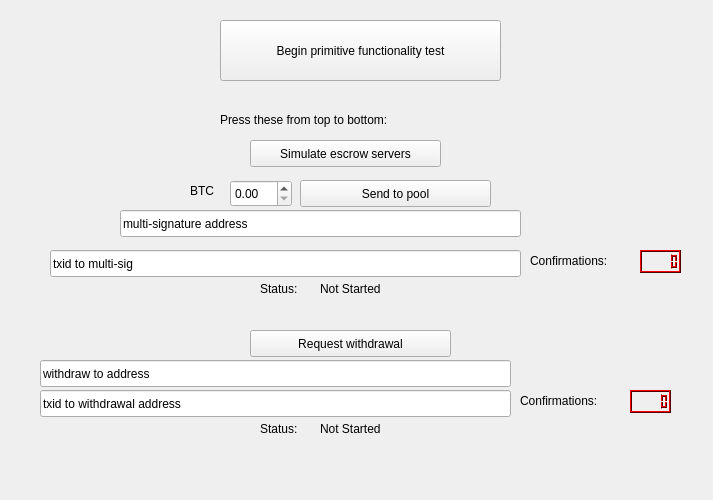
Old version of the form src/moneychanger/Widgets/btcguitest.ui in the repository tuttleorbuttle/Moneychanger.
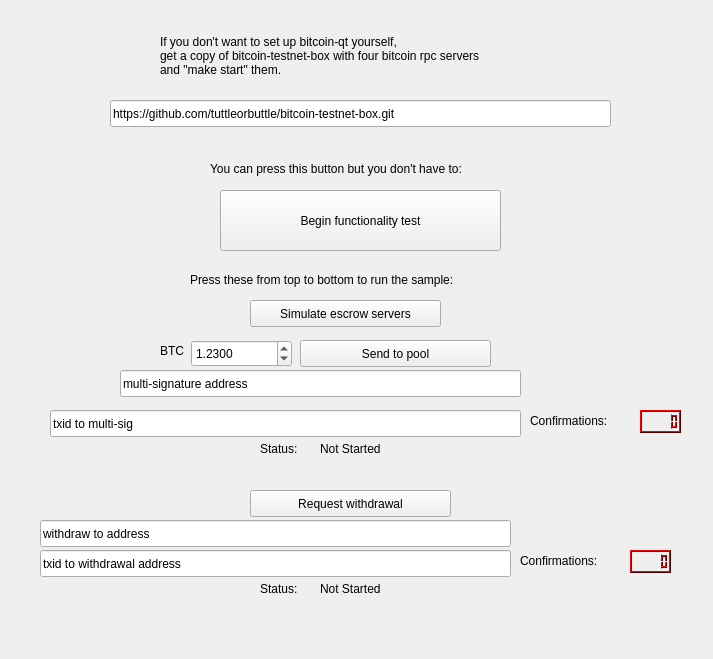
New version of the form.

Commit message: added more info to the gui about how to set up the test environment

Diff of the .ui file:
```diff
--- a/src/moneychanger/Widgets/btcguitest.ui
+++ b/src/moneychanger/Widgets/btcguitest.ui
@@ -7,7 +7,7 @@
     <x>0</x>
     <y>0</y>
     <width>713</width>
-    <height>500</height>
+    <height>659</height>
    </rect>
   </property>
   <property name="windowTitle">
@@ -17,20 +17,20 @@
    <property name="geometry">
     <rect>
      <x>220</x>
-     <y>20</y>
+     <y>190</y>
      <width>281</width>
      <height>61</height>
     </rect>
    </property>
    <property name="text">
-    <string>Begin primitive functionality test</string>
+    <string>Begin functionality test</string>
    </property>
   </widget>
   <widget class="QPushButton" name="simulateEscrSrvrsButton">
    <property name="geometry">
     <rect>
      <x>250</x>
-     <y>140</y>
+     <y>300</y>
      <width>191</width>
      <height>27</height>
     </rect>
@@ -43,7 +43,7 @@
    <property name="geometry">
     <rect>
      <x>300</x>
-     <y>180</y>
+     <y>340</y>
      <width>191</width>
      <height>27</height>
     </rect>
@@ -56,7 +56,7 @@
    <property name="geometry">
     <rect>
      <x>50</x>
-     <y>250</y>
+     <y>410</y>
      <width>471</width>
      <height>27</height>
     </rect>
@@ -69,7 +69,7 @@
    <property name="geometry">
     <rect>
      <x>120</x>
-     <y>210</y>
+     <y>370</y>
      <width>401</width>
      <height>27</height>
     </rect>
@@ -82,7 +82,7 @@
    <property name="geometry">
     <rect>
      <x>530</x>
-     <y>250</y>
+     <y>410</y>
      <width>101</width>
      <height>21</height>
     </rect>
@@ -95,7 +95,7 @@
    <property name="geometry">
     <rect>
      <x>640</x>
-     <y>250</y>
+     <y>410</y>
      <width>41</width>
      <height>23</height>
     </rect>
@@ -526,7 +526,7 @@
    <property name="geometry">
     <rect>
      <x>40</x>
-     <y>360</y>
+     <y>520</y>
      <width>471</width>
      <height>27</height>
     </rect>
@@ -539,7 +539,7 @@
    <property name="geometry">
     <rect>
      <x>250</x>
-     <y>330</y>
+     <y>490</y>
      <width>201</width>
      <height>27</height>
     </rect>
@@ -552,7 +552,7 @@
    <property name="geometry">
     <rect>
      <x>40</x>
-     <y>390</y>
+     <y>550</y>
      <width>471</width>
      <height>27</height>
     </rect>
@@ -565,7 +565,7 @@
    <property name="geometry">
     <rect>
      <x>630</x>
-     <y>390</y>
+     <y>550</y>
      <width>41</width>
      <height>23</height>
     </rect>
@@ -990,7 +990,7 @@
    <property name="geometry">
     <rect>
      <x>520</x>
-     <y>390</y>
+     <y>550</y>
      <width>101</width>
      <height>21</height>
     </rect>
@@ -1002,31 +1002,43 @@
   <widget class="QLabel" name="label_3">
    <property name="geometry">
     <rect>
-     <x>220</x>
-     <y>110</y>
-     <width>231</width>
+     <x>190</x>
+     <y>270</y>
+     <width>351</width>
      <height>20</height>
     </rect>
    </property>
    <property name="text">
-    <string>Press these from top to bottom:</string>
+    <string>Press these from top to bottom to run the sample:</string>
    </property>
   </widget>
   <widget class="QDoubleSpinBox" name="amountToEscrSpinBox">
    <property name="geometry">
     <rect>
-     <x>230</x>
-     <y>180</y>
-     <width>62</width>
+     <x>191</x>
+     <y>340</y>
+     <width>101</width>
      <height>27</height>
     </rect>
    </property>
+   <property name="accelerated">
+    <bool>true</bool>
+   </property>
+   <property name="decimals">
+    <number>4</number>
+   </property>
+   <property name="maximum">
+    <double>20000000.000000000000000</double>
+   </property>
+   <property name="value">
+    <double>1.230000000000000</double>
+   </property>
   </widget>
   <widget class="QLabel" name="label_4">
    <property name="geometry">
     <rect>
-     <x>190</x>
-     <y>180</y>
+     <x>160</x>
+     <y>340</y>
      <width>31</width>
      <height>21</height>
     </rect>
@@ -1039,8 +1051,8 @@
    <property name="geometry">
     <rect>
      <x>320</x>
-     <y>280</y>
-     <width>81</width>
+     <y>440</y>
+     <width>271</width>
      <height>17</height>
     </rect>
    </property>
@@ -1052,7 +1064,7 @@
    <property name="geometry">
     <rect>
      <x>260</x>
-     <y>280</y>
+     <y>440</y>
      <width>67</width>
      <height>17</height>
     </rect>
@@ -1065,7 +1077,7 @@
    <property name="geometry">
     <rect>
      <x>260</x>
-     <y>420</y>
+     <y>580</y>
      <width>67</width>
      <height>17</height>
     </rect>
@@ -1078,8 +1090,8 @@
    <property name="geometry">
     <rect>
      <x>320</x>
-     <y>420</y>
-     <width>81</width>
+     <y>580</y>
+     <width>241</width>
      <height>17</height>
     </rect>
    </property>
@@ -1087,6 +1099,47 @@
     <string>Not Started</string>
    </property>
   </widget>
+  <widget class="QLabel" name="label_5">
+   <property name="geometry">
+    <rect>
+     <x>210</x>
+     <y>160</y>
+     <width>331</width>
+     <height>17</height>
+    </rect>
+   </property>
+   <property name="text">
+    <string>You can press this button but you don't have to:</string>
+   </property>
+  </widget>
+  <widget class="QLineEdit" name="lineEdit">
+   <property name="geometry">
+    <rect>
+     <x>110</x>
+     <y>100</y>
+     <width>501</width>
+     <height>27</height>
+    </rect>
+   </property>
+   <property name="text">
+    <string>https://github.com/tuttleorbuttle/bitcoin-testnet-box.git</string>
+   </property>
+  </widget>
+  <widget class="QLabel" name="label_8">
+   <property name="geometry">
+    <rect>
+     <x>160</x>
+     <y>20</y>
+     <width>441</width>
+     <height>71</height>
+    </rect>
+   </property>
+   <property name="text">
+    <string>If you don't want to set up bitcoin-qt yourself,
+get a copy of bitcoin-testnet-box with four bitcoin rpc servers
+and &quot;make start&quot; them.</string>
+   </property>
+  </widget>
  </widget>
  <resources/>
  <connections/>
```
